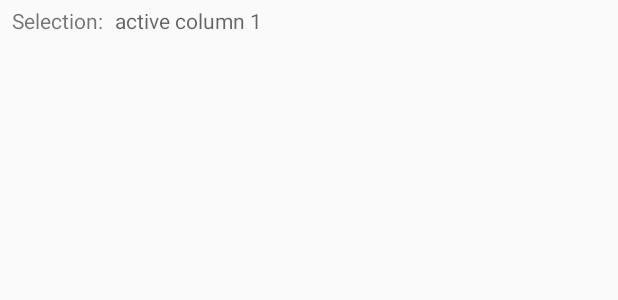
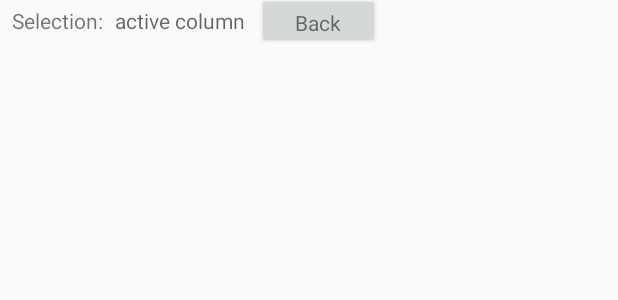
Before and after one commit to MaximilianMargraf/MIS-TouchPivot, an Android app: the layout activity_main.xml on its own in the app's theme, with its tools: preview values and no code run, on a phone screen of 412 x 824 dp. Shown: the top 300 px of the screen. Run offline under Robolectric (Android 15) with nearby library versions, the phone set to English and light mode, and no system bars.

Commit message:
Back button

```diff
--- a/app/src/main/java/com/example/mis_final_project_touchpivot/PerYear.java
+++ b/app/src/main/java/com/example/mis_final_project_touchpivot/PerYear.java
@@ -43,8 +43,10 @@ public class PerYear {
             }
         }
         this.averageTomatoeScore_ = this.averageTomatoeScore_/this.moviesPerYear_;
+        this.averageTomatoeScore_ = (float)((int)(this.averageTomatoeScore_*100f))/100f;
+
         this.averageIMDBScore_ = this.averageIMDBScore_/this.moviesPerYear_;
-
+        this.averageIMDBScore_ = (float)((int)(this.averageIMDBScore_*100f))/100f;
         // https://www.geeksforgeeks.org/count-occurrences-elements-list-java/
         // find most common genre
         Map<String, Integer> hm = new HashMap<String, Integer>();
--- a/app/src/main/res/layout/activity_main.xml
+++ b/app/src/main/res/layout/activity_main.xml
@@ -26,13 +26,33 @@
         app:layout_constraintStart_toStartOf="parent"
         app:layout_constraintTop_toTopOf="parent" />
 
-    <ScrollView
+    <Button
+        android:id="@+id/button"
+        android:layout_width="82dp"
+        android:layout_height="37dp"
+        android:layout_marginStart="8dp"
+        android:text="@string/back"
+        android:textAppearance="@style/TextAppearance.AppCompat.Small"
+        app:layout_constraintBottom_toTopOf="@+id/linearLayout"
+        app:layout_constraintStart_toEndOf="@+id/textView" />
+
+    <LinearLayout
+        android:id="@+id/linearLayout"
         android:layout_width="match_parent"
         android:layout_height="match_parent"
         android:layout_marginStart="8dp"
         android:layout_marginTop="32dp"
         android:layout_marginEnd="8dp"
-        android:layout_marginBottom="8dp"
+        android:orientation="horizontal"
+        app:layout_constraintEnd_toEndOf="parent"
+        app:layout_constraintStart_toStartOf="parent"
+        app:layout_constraintTop_toTopOf="parent">
+
+        <ScrollView
+            android:id="@+id/scrollView2"
+            android:layout_width="0dp"
+            android:layout_weight="1"
+            android:layout_height="match_parent"
             app:layout_constraintBottom_toBottomOf="parent"
             app:layout_constraintEnd_toEndOf="parent"
             app:layout_constraintStart_toStartOf="parent"
@@ -40,13 +60,20 @@
 
             <HorizontalScrollView
                 android:layout_width="match_parent"
-            android:layout_height="match_parent">
+                android:layout_height="wrap_content">
+
                 <TableLayout
                     android:id="@+id/table_main"
-                android:layout_width="match_parent"
-                android:layout_height="match_parent">
-            </TableLayout>
+                    android:layout_width="wrap_content"
+                    android:layout_height="match_parent"></TableLayout>
             </HorizontalScrollView>
         </ScrollView>
 
+        <HorizontalScrollView
+            android:id="@+id/graphLayer"
+            android:layout_width="0dp"
+            android:layout_weight="1"
+            android:layout_height="wrap_content"></HorizontalScrollView>
+    </LinearLayout>
+
 </android.support.constraint.ConstraintLayout>
--- a/app/src/main/res/values/strings.xml
+++ b/app/src/main/res/values/strings.xml
@@ -1,7 +1,6 @@
 <resources>
     <string name="app_name">MIS-final-project-TouchPivot</string>
-    <string name="active_column1">active column 1</string>
-    <string name="active_column2">active column 2</string>
+    <string name="active_column1">active column</string>
     <string name="selection">Selection:</string>
-    <string name="compare">Compare</string>
+    <string name="back">Back</string>
 </resources>
```
Also changed, not shown: app/src/main/java/com/example/mis_final_project_touchpivot/MainActivity.java (+37 -11 lines), 1 other file. Lines whose indentation alone changed are shown as unchanged.
